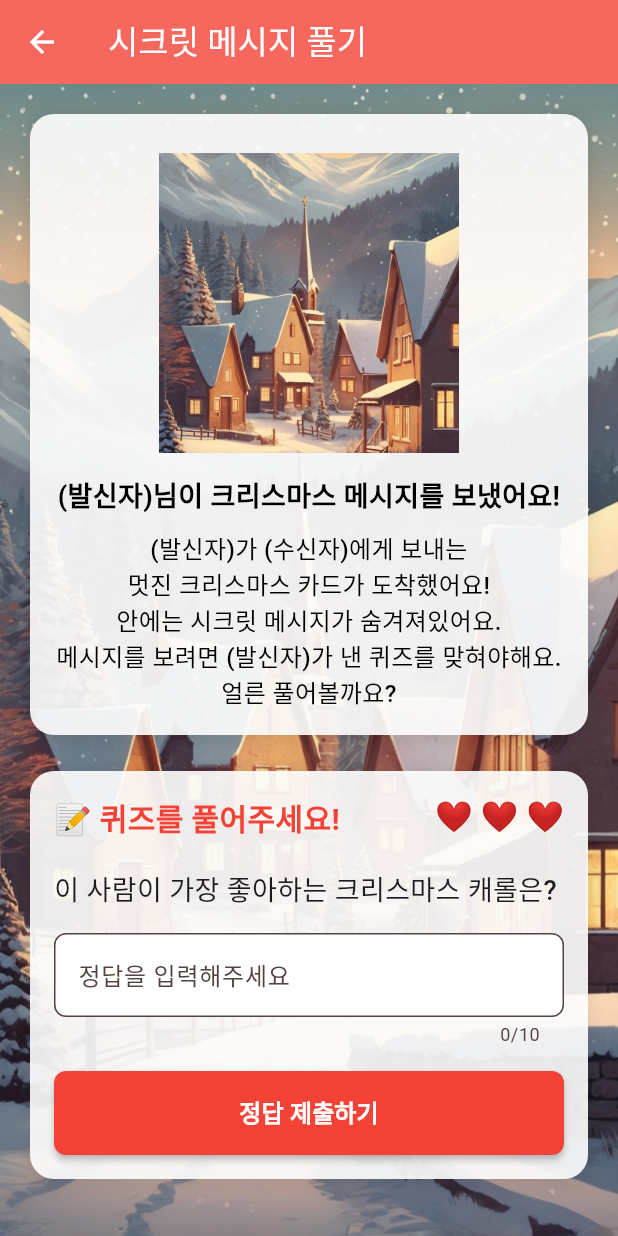
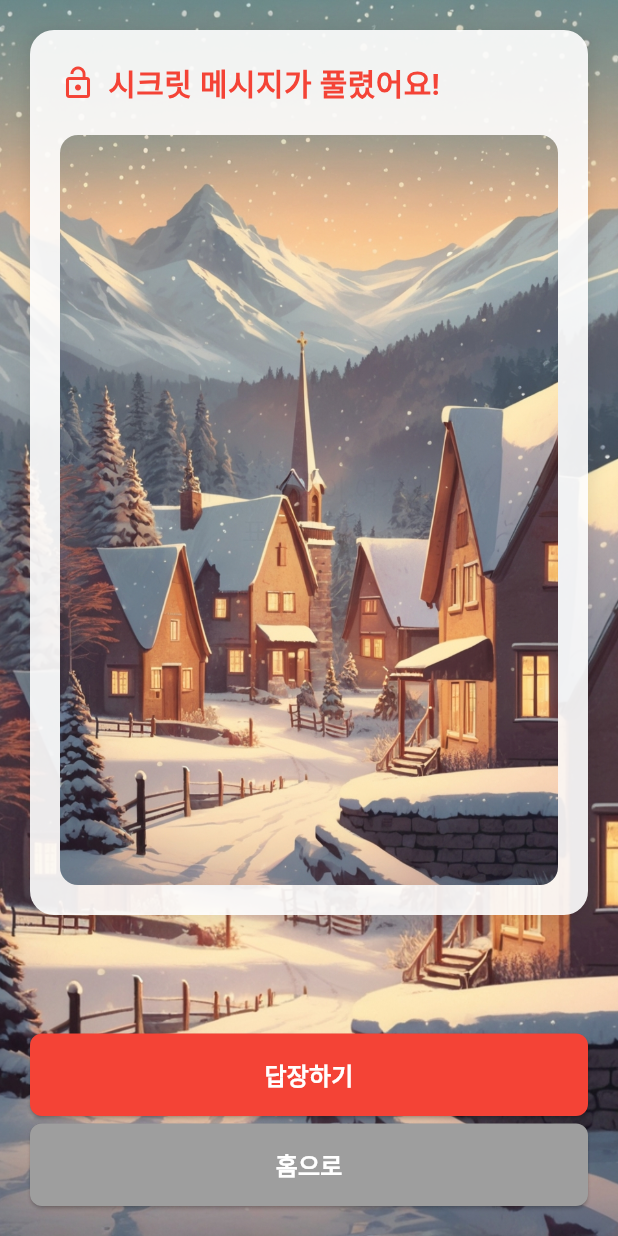
Before and after one commit to isjennifer/my_secret_christmas, a Flutter app: the DecodeMessagePage screen opened directly, after a tap on "정답 제출하기", on a phone screen of 412 x 824 dp. Run offline on Flutter 3.47's test engine with Material 3 defaults, Android fonts, the phone set to English and light mode, and no system bars; our stand-ins replace google_fonts.

Commit message:
시크릿 메시지 풀기 페이지 및 정답 페이지 구현 완료

```diff
--- a/lib/steps/decode_message_step.dart
+++ b/lib/steps/decode_message_step.dart
@@ -1,6 +1,7 @@
 // lib/pages/decode_message_page.dart
 
 import 'package:flutter/material.dart';
+import 'package:my_secret_christmas/steps/message_reveal_step.dart';
 
 class DecodeMessagePage extends StatefulWidget {
   const DecodeMessagePage({super.key});
@@ -171,6 +172,12 @@ class _DecodeMessagePageState extends State<DecodeMessagePage> {
                                 child: ElevatedButton(
                                   onPressed: () {
                                     // TODO: 정답 체크 로직
+                                    Navigator.push(
+                                      context,
+                                      MaterialPageRoute(
+                                          builder: (context) =>
+                                              const MessageRevealPage()),
+                                    );
                                   },
                                   style: ElevatedButton.styleFrom(
                                     backgroundColor: Colors.red,
--- /dev/null
+++ b/lib/steps/message_reveal_step.dart
@@ -0,0 +1,238 @@
+// lib/pages/message_reveal_page.dart
+
+import 'package:flutter/material.dart';
+import 'package:my_secret_christmas/main.dart';
+import 'package:my_secret_christmas/write_message.dart';
+
+class MessageRevealPage extends StatefulWidget {
+  const MessageRevealPage({super.key});
+
+  @override
+  State<MessageRevealPage> createState() => _MessageRevealPageState();
+}
+
+class _MessageRevealPageState extends State<MessageRevealPage>
+    with SingleTickerProviderStateMixin {
+  late AnimationController _controller;
+  late Animation<double> _fadeAnimation_img;
+  late Animation<double> _fadeAnimation_message;
+
+  @override
+  void initState() {
+    super.initState();
+
+    _controller = AnimationController(
+      duration: const Duration(seconds: 3),
+      vsync: this,
+    );
+
+    _fadeAnimation_img = Tween<double>(
+      begin: 1.0,
+      end: 0.2,
+    ).animate(CurvedAnimation(
+      parent: _controller,
+      curve: const Interval(0.3, 1.0, curve: Curves.easeInOut),
+    ));
+
+    _fadeAnimation_message = Tween<double>(
+      begin: 0.0,
+      end: 1.0,
+    ).animate(CurvedAnimation(
+      parent: _controller,
+      curve: const Interval(0.3, 1.0, curve: Curves.easeInOut),
+    ));
+
+    // 애니메이션 자동 시작
+    _controller.forward();
+  }
+
+  @override
+  void dispose() {
+    _controller.dispose();
+    super.dispose();
+  }
+
+  @override
+  Widget build(BuildContext context) {
+    return Scaffold(
+      body: Container(
+        decoration: const BoxDecoration(
+          image: DecorationImage(
+            image: AssetImage('assets/cards/card1.jpg'),
+            fit: BoxFit.cover,
+          ),
+        ),
+        child: SafeArea(
+          child: Stack(
+            children: [
+              Padding(
+                padding: const EdgeInsets.all(20.0),
+                child: Column(
+                  crossAxisAlignment: CrossAxisAlignment.stretch,
+                  children: [
+                    Container(
+                      padding: const EdgeInsets.all(20),
+                      decoration: BoxDecoration(
+                        color: Colors.white.withOpacity(0.9),
+                        borderRadius: BorderRadius.circular(16),
+                        boxShadow: [
+                          BoxShadow(
+                            color: Colors.black.withOpacity(0.1),
+                            blurRadius: 10,
+                            spreadRadius: 1,
+                            offset: const Offset(0, 2),
+                          ),
+                        ],
+                      ),
+                      child: Column(
+                        children: [
+                          const Row(
+                            children: [
+                              Icon(
+                                Icons.lock_open,
+                                color: Colors.red,
+                              ),
+                              SizedBox(width: 8),
+                              Text(
+                                '시크릿 메시지가 풀렸어요!',
+                                style: TextStyle(
+                                  fontSize: 20,
+                                  fontWeight: FontWeight.bold,
+                                  color: Colors.red,
+                                ),
+                              ),
+                            ],
+                          ),
+                          const SizedBox(height: 20),
+                          Stack(
+                            alignment: Alignment.center,
+                            children: [
+                              // 카드 이미지가 점점 흐려지는 효과
+                              AnimatedBuilder(
+                                animation: _controller,
+                                builder: (context, child) {
+                                  return Opacity(
+                                    opacity: _fadeAnimation_img.value,
+                                    child: ClipRRect(
+                                      borderRadius: BorderRadius.circular(12),
+                                      child: Image.asset(
+                                        'assets/cards/card1.jpg',
+                                        height: 500,
+                                        width: double.infinity,
+                                        fit: BoxFit.cover,
+                                      ),
+                                    ),
+                                  );
+                                },
+                              ),
+                              // 메시지가 점점 선명해지는 효과
+                              AnimatedBuilder(
+                                animation: _controller,
+                                builder: (context, child) {
+                                  return Opacity(
+                                    opacity: _fadeAnimation_message.value,
+                                    child: Container(
+                                      height: 500,
+                                      width: double.infinity,
+                                      padding: const EdgeInsets.symmetric(
+                                          horizontal: 20),
+                                      child: const Column(
+                                        mainAxisAlignment:
+                                            MainAxisAlignment.center,
+                                        children: [
+                                          Text(
+                                            '메시지 내용이 여기에\n표시됩니다.',
+                                            style: TextStyle(
+                                              fontSize: 18,
+                                              height: 1.5,
+                                              color: Colors.black,
+                                              fontWeight: FontWeight.w500,
+                                            ),
+                                            textAlign: TextAlign.center,
+                                          ),
+                                        ],
+                                      ),
+                                    ),
+                                  );
+                                },
+                              ),
+                            ],
+                          ),
+                        ],
+                      ),
+                    ),
+                  ],
+                ),
+              ),
+
+              // 답장하기 버튼
+              Positioned(
+                bottom: 80,
+                left: 20,
+                right: 20,
+                child: SafeArea(
+                  child: ElevatedButton(
+                    onPressed: () {
+                      Navigator.push(
+                          context,
+                          MaterialPageRoute(
+                            builder: (context) => const WriteMessagePage(),
+                          ));
+                    },
+                    style: ElevatedButton.styleFrom(
+                      backgroundColor: Colors.red,
+                      padding: const EdgeInsets.symmetric(vertical: 16),
+                      shape: RoundedRectangleBorder(
+                        borderRadius: BorderRadius.circular(8),
+                      ),
+                    ),
+                    child: const Text(
+                      '답장하기',
+                      style: TextStyle(
+                        fontSize: 16,
+                        fontWeight: FontWeight.bold,
+                        color: Colors.white,
+                      ),
+                    ),
+                  ),
+                ),
+              ),
+              // 홈으로 버튼
+              Positioned(
+                bottom: 20,
+                left: 20,
+                right: 20,
+                child: SafeArea(
+                  child: ElevatedButton(
+                    onPressed: () {
+                      Navigator.push(
+                          context,
+                          MaterialPageRoute(
+                            builder: (context) => const MyHomePage(title: ''),
+                          ));
+                    },
+                    style: ElevatedButton.styleFrom(
+                      backgroundColor: Colors.grey,
+                      padding: const EdgeInsets.symmetric(vertical: 16),
+                      shape: RoundedRectangleBorder(
+                        borderRadius: BorderRadius.circular(8),
+                      ),
+                    ),
+                    child: const Text(
+                      '홈으로',
+                      style: TextStyle(
+                        fontSize: 16,
+                        fontWeight: FontWeight.bold,
+                        color: Colors.white,
+                      ),
+                    ),
+                  ),
+                ),
+              ),
+            ],
+          ),
+        ),
+      ),
+    );
+  }
+}
--- a/lib/write_message.dart
+++ b/lib/write_message.dart
@@ -1,4 +1,5 @@
 import 'package:flutter/material.dart';
+import 'package:my_secret_christmas/main.dart';
 import 'steps/message_step.dart';
 import 'steps/card_selection_step.dart';
 import 'steps/hide_message_step.dart';
@@ -240,7 +241,15 @@ class _WriteMessagePageState extends State<WriteMessagePage> {
                                     } else {
                                       // 메시지 전송 로직 구현
                                       print('메시지 전송');
-                                      Navigator.pop(context);
+                                      _currentStep < 4
+                                          ? Navigator.pop(context)
+                                          : Navigator.push(
+                                              context,
+                                              MaterialPageRoute(
+                                                builder: (context) =>
+                                                    const MyHomePage(title: ''),
+                                              ));
+                                      ;
                                     }
                                   },
                                   style: ElevatedButton.styleFrom(
```
